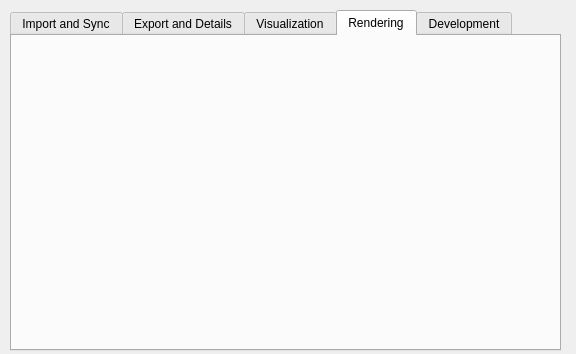
The window that QGISPlugin/MilkMachine/ui_milkmachine.ui (SeanKMcGinnis/250MilesCrossingPhila) describes before a commit, drawn with Qt 5.
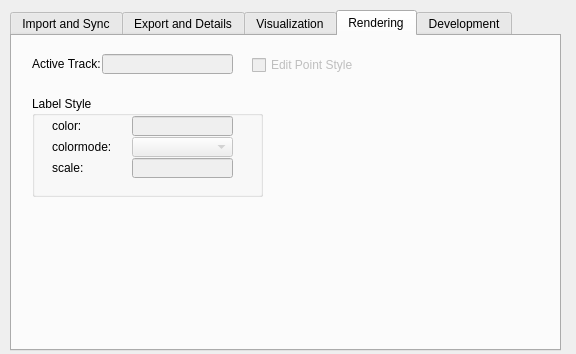
The same window after the commit. The open tabs and pages were chosen to show the change. Icons and pictures are not drawn.

Commit message:
Track Details
Track details button completed. Provides an info box with; feature
count, elevation info, speed info, duration, track distance, and
geographic bounding box.

```diff
--- a/QGISPlugin/MilkMachine/ui_milkmachine.ui
+++ b/QGISPlugin/MilkMachine/ui_milkmachine.ui
@@ -952,6 +952,151 @@
     <attribute name="title">
      <string>Rendering</string>
     </attribute>
+    <widget class="QLineEdit" name="lineEdit_rendering_active">
+     <property name="enabled">
+      <bool>false</bool>
+     </property>
+     <property name="geometry">
+      <rect>
+       <x>90</x>
+       <y>18</y>
+       <width>131</width>
+       <height>20</height>
+      </rect>
+     </property>
+    </widget>
+    <widget class="QLabel" name="label_visualization_active_3">
+     <property name="geometry">
+      <rect>
+       <x>20</x>
+       <y>20</y>
+       <width>81</width>
+       <height>16</height>
+      </rect>
+     </property>
+     <property name="text">
+      <string>&lt;html&gt;&lt;head/&gt;&lt;body&gt;&lt;p&gt;&lt;span style=&quot; color:#000000;&quot;&gt;Active Track:&lt;/span&gt;&lt;/p&gt;&lt;/body&gt;&lt;/html&gt;</string>
+     </property>
+    </widget>
+    <widget class="QCheckBox" name="checkBox_rendering_edit">
+     <property name="enabled">
+      <bool>false</bool>
+     </property>
+     <property name="geometry">
+      <rect>
+       <x>240</x>
+       <y>21</y>
+       <width>111</width>
+       <height>16</height>
+      </rect>
+     </property>
+     <property name="toolTip">
+      <string>&lt;html&gt;&lt;head/&gt;&lt;body&gt;&lt;p&gt;Checking this box will enable the &amp;quot;Camera&amp;quot; fields for editing. The user must select a layer in the table of contents, have editing &amp;quot;on&amp;quot;, and have at least one selected point.&lt;/p&gt;&lt;/body&gt;&lt;/html&gt;</string>
+     </property>
+     <property name="text">
+      <string>Edit Point Style</string>
+     </property>
+    </widget>
+    <widget class="QGroupBox" name="groupBox_3">
+     <property name="geometry">
+      <rect>
+       <x>20</x>
+       <y>60</y>
+       <width>231</width>
+       <height>101</height>
+      </rect>
+     </property>
+     <property name="title">
+      <string>Label Style</string>
+     </property>
+     <widget class="QLabel" name="label_17">
+      <property name="geometry">
+       <rect>
+        <x>20</x>
+        <y>41</y>
+        <width>91</width>
+        <height>20</height>
+       </rect>
+      </property>
+      <property name="text">
+       <string>colormode:</string>
+      </property>
+     </widget>
+     <widget class="QLabel" name="label_16">
+      <property name="geometry">
+       <rect>
+        <x>20</x>
+        <y>20</y>
+        <width>81</width>
+        <height>20</height>
+       </rect>
+      </property>
+      <property name="text">
+       <string>color:</string>
+      </property>
+     </widget>
+     <widget class="QLineEdit" name="lineEdit_visualization_camera_altitude_2">
+      <property name="enabled">
+       <bool>false</bool>
+      </property>
+      <property name="geometry">
+       <rect>
+        <x>100</x>
+        <y>20</y>
+        <width>101</width>
+        <height>20</height>
+       </rect>
+      </property>
+      <property name="toolTip">
+       <string>&lt;html&gt;&lt;head/&gt;&lt;body&gt;&lt;p&gt;Distance of the camera from the earth's surface, in meters. Interpreted according to the Camera's &amp;lt;altitudeMode&amp;gt; or &amp;lt;gx:altitudeMode&amp;gt;.&lt;/p&gt;&lt;/body&gt;&lt;/html&gt;</string>
+      </property>
+     </widget>
+     <widget class="QComboBox" name="comboBox_altitudemode_2">
+      <property name="enabled">
+       <bool>false</bool>
+      </property>
+      <property name="geometry">
+       <rect>
+        <x>100</x>
+        <y>41</y>
+        <width>101</width>
+        <height>20</height>
+       </rect>
+      </property>
+      <property name="toolTip">
+       <string>&lt;html&gt;&lt;head/&gt;&lt;body&gt;&lt;p&gt;Specifies how the &amp;lt;altitude&amp;gt; specified for the Camera is interpreted. Possible values are as follows: &lt;/p&gt;&lt;ul style=&quot;margin-top: 0px; margin-bottom: 0px; margin-left: 0px; margin-right: 0px; -qt-list-indent: 1;&quot;&gt;&lt;li style=&quot; margin-top:12px; margin-bottom:0px; margin-left:0px; margin-right:0px; -qt-block-indent:0; text-indent:0px;&quot;&gt;&lt;span style=&quot; font-weight:600;&quot;&gt;relativeToGround&lt;/span&gt; - (default) Interprets the &amp;lt;altitude&amp;gt; as a value in meters above the ground. If the point is over water, the &amp;lt;altitude&amp;gt; will be interpreted as a value in meters above sea level. See &lt;a href=&quot;https://developers.google.com/kml/documentation/kmlreference#gxaltitudemode&quot;&gt;&lt;span style=&quot; text-decoration: underline; color:#0000ff;&quot;&gt;&amp;lt;gx:altitudeMode&amp;gt;&lt;/span&gt;&lt;/a&gt; below to specify points relative to the sea floor. &lt;/li&gt;&lt;li style=&quot; margin-top:0px; margin-bottom:0px; margin-left:0px; margin-right:0px; -qt-block-indent:0; text-indent:0px;&quot;&gt;&lt;span style=&quot; font-weight:600;&quot;&gt;clampToGround &lt;/span&gt;- For a camera, this setting also places the camera &lt;span style=&quot; font-weight:600;&quot;&gt;relativeToGround&lt;/span&gt;, since putting the camera exactly at terrain height would mean that the eye would intersect the terrain (and the view would be blocked). &lt;/li&gt;&lt;li style=&quot; margin-top:0px; margin-bottom:12px; margin-left:0px; margin-right:0px; -qt-block-indent:0; text-indent:0px;&quot;&gt;&lt;span style=&quot; font-weight:600;&quot;&gt;absolute &lt;/span&gt;- Interprets the &amp;lt;altitude&amp;gt; as a value in meters above sea level. &lt;/li&gt;&lt;/ul&gt;&lt;/body&gt;&lt;/html&gt;</string>
+      </property>
+     </widget>
+     <widget class="QLineEdit" name="lineEdit__visualization_camera_heading_2">
+      <property name="enabled">
+       <bool>false</bool>
+      </property>
+      <property name="geometry">
+       <rect>
+        <x>100</x>
+        <y>62</y>
+        <width>101</width>
+        <height>20</height>
+       </rect>
+      </property>
+      <property name="toolTip">
+       <string>&lt;html&gt;&lt;head/&gt;&lt;body&gt;&lt;p&gt;Direction (azimuth) of the camera, in degrees. Default=0 (true North). (&lt;a href=&quot;https://developers.google.com/kml/documentation/kmlreference#headingdiagram&quot;&gt;&lt;span style=&quot; text-decoration: underline; color:#0000ff;&quot;&gt;See diagram&lt;/span&gt;&lt;/a&gt;.) Values range from 0 to 360 degrees. &lt;/p&gt;&lt;/body&gt;&lt;/html&gt;</string>
+      </property>
+     </widget>
+     <widget class="QLabel" name="label_18">
+      <property name="geometry">
+       <rect>
+        <x>20</x>
+        <y>62</y>
+        <width>91</width>
+        <height>20</height>
+       </rect>
+      </property>
+      <property name="text">
+       <string>scale:</string>
+      </property>
+     </widget>
+    </widget>
    </widget>
    <widget class="QWidget" name="tab">
     <attribute name="title">
```
The commit also changes 7 other files.
